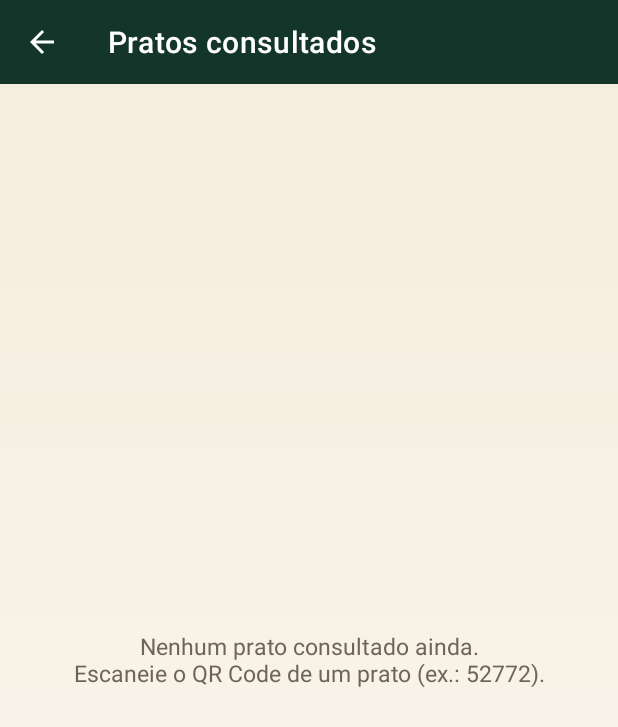
After one commit to ClaudioMatheusDev/QRCodeCM_Android, an Android app: the HistoricoActivity screen opened directly, with no data from a screen before it, on a phone screen of 412 x 824 dp. The commit adds this screen. Shown: the top 727 px of the screen. Run offline under Robolectric (Android 15) with nearby library versions, the phone set to English and light mode, and no system bars.

Commit message:
feat: add history and detail views for scanned dishes
- Implemented HistoricoActivity to display a list of scanned dishes from SQLite.
- Created DetalheConsultaActivity to show detailed information about a selected dish.
- Updated MainActivity to include a button for accessing the history of scanned dishes.
- Added MealDbClient for querying dish details from TheMealDB API.
- Introduced ConsultaPrato model to represent dish data stored in the database.
- Enhanced MainViewModel to handle dish scanning and querying.
- Updated database schema with BancoHelper and ConsultaDao for managing dish history.
- Added UI elements in XML for history and detail views.
- Included string resources for new features and messages.
- Added unit tests for Prato utility class to validate dish ID extraction.

```diff
--- /dev/null
+++ b/app/src/main/java/com/example/qrcodeapp/HistoricoActivity.kt
@@ -0,0 +1,88 @@
+package com.example.qrcodeapp
+
+import android.content.Intent
+import android.os.Bundle
+import android.widget.AdapterView
+import android.widget.ArrayAdapter
+import androidx.appcompat.app.AppCompatActivity
+import androidx.core.view.isVisible
+import com.example.qrcodeapp.databinding.ActivityHistoricoBinding
+import com.example.qrcodeapp.db.ConsultaDao
+import com.example.qrcodeapp.model.ConsultaPrato
+
+/**
+ * Lista o histórico de pratos consultados (gravado no SQLite) em uma ListView.
+ * Ao tocar em um item, abre a [DetalheConsultaActivity] com os dados num Bundle.
+ */
+class HistoricoActivity : AppCompatActivity() {
+
+    private lateinit var binding: ActivityHistoricoBinding
+    private lateinit var dao: ConsultaDao
+
+    private val consultas = mutableListOf<ConsultaPrato>()
+    private lateinit var adapter: ArrayAdapter<ConsultaPrato>
+
+    override fun onCreate(savedInstanceState: Bundle?) {
+        super.onCreate(savedInstanceState)
+        binding = ActivityHistoricoBinding.inflate(layoutInflater)
+        setContentView(binding.root)
+
+        setSupportActionBar(binding.toolbar)
+        supportActionBar?.title = getString(R.string.titulo_historico)
+        supportActionBar?.setDisplayHomeAsUpEnabled(true)
+
+        dao = ConsultaDao(applicationContext)
+
+        // ArrayAdapter usa o toString() de ConsultaPrato para o texto de cada linha
+        adapter = ArrayAdapter(this, android.R.layout.simple_list_item_1, consultas)
+        binding.listaHistorico.adapter = adapter
+
+        // Evento de clique: abre a tela de detalhes passando o registro num Bundle
+        binding.listaHistorico.onItemClickListener =
+            AdapterView.OnItemClickListener { _, _, posicao, _ ->
+                abrirDetalhes(consultas[posicao])
+            }
+    }
+
+    override fun onResume() {
+        super.onResume()
+        carregarHistorico()
+    }
+
+    /** Lê o banco numa Thread secundária e atualiza a ListView na UI Thread. */
+    private fun carregarHistorico() {
+        Thread {
+            val registros = dao.listarTodas()
+            runOnUiThread {
+                if (isFinishing || isDestroyed) return@runOnUiThread
+                consultas.clear()
+                consultas.addAll(registros)
+                adapter.notifyDataSetChanged()
+                binding.listaHistorico.isVisible = registros.isNotEmpty()
+                binding.txtVazio.isVisible = registros.isEmpty()
+            }
+        }.start()
+    }
+
+    private fun abrirDetalhes(consulta: ConsultaPrato) {
+        val dados = Bundle().apply {
+            putLong(DetalheConsultaActivity.EXTRA_ID, consulta.id)
+            putString(DetalheConsultaActivity.EXTRA_QR_CODE, consulta.qrCode)
+            putString(DetalheConsultaActivity.EXTRA_ID_PRATO, consulta.idPrato)
+            putString(DetalheConsultaActivity.EXTRA_NOME, consulta.nome)
+            putString(DetalheConsultaActivity.EXTRA_CATEGORIA, consulta.categoria)
+            putString(DetalheConsultaActivity.EXTRA_ORIGEM, consulta.origem)
+            putString(DetalheConsultaActivity.EXTRA_INGREDIENTES, consulta.ingredientes)
+            putString(DetalheConsultaActivity.EXTRA_INSTRUCOES, consulta.instrucoes)
+            putString(DetalheConsultaActivity.EXTRA_DATA_HORA, consulta.dataHora)
+        }
+        val intent = Intent(this, DetalheConsultaActivity::class.java)
+        intent.putExtras(dados)
+        startActivity(intent)
+    }
+
+    override fun onSupportNavigateUp(): Boolean {
+        finish()
+        return true
+    }
+}
--- /dev/null
+++ b/app/src/main/java/com/example/qrcodeapp/db/BancoHelper.kt
@@ -0,0 +1,57 @@
+package com.example.qrcodeapp.db
+
+import android.content.Context
+import android.database.sqlite.SQLiteDatabase
+import android.database.sqlite.SQLiteOpenHelper
+
+/**
+ * Cria e atualiza o banco SQLite local do app.
+ */
+class BancoHelper(context: Context) :
+    SQLiteOpenHelper(context, NOME_BANCO, null, VERSAO_BANCO) {
+
+    /** Chamado só na primeira vez em que o banco é aberto: cria as tabelas. */
+    override fun onCreate(db: SQLiteDatabase) {
+        db.execSQL(
+            """
+            CREATE TABLE $TABELA_HISTORICO (
+                $COL_ID           INTEGER PRIMARY KEY AUTOINCREMENT,
+                $COL_QR_CODE      TEXT NOT NULL,
+                $COL_ID_PRATO     TEXT NOT NULL,
+                $COL_NOME         TEXT NOT NULL,
+                $COL_CATEGORIA    TEXT,
+                $COL_ORIGEM       TEXT,
+                $COL_INGREDIENTES TEXT,
+                $COL_INSTRUCOES   TEXT,
+                $COL_DATA_HORA    TEXT NOT NULL
+            )
+            """.trimIndent()
+        )
+    }
+
+    /**
+     * Chamado quando VERSAO_BANCO aumenta. Como é só um histórico, a estratégia
+     * mais simples é apagar e recriar a tabela.
+     * (Versão 1 guardava consultas de CEP; versão 2 guarda pratos.)
+     */
+    override fun onUpgrade(db: SQLiteDatabase, versaoAntiga: Int, versaoNova: Int) {
+        db.execSQL("DROP TABLE IF EXISTS $TABELA_HISTORICO")
+        onCreate(db)
+    }
+
+    companion object {
+        private const val NOME_BANCO = "consultas_qr.db"
+        private const val VERSAO_BANCO = 2
+
+        const val TABELA_HISTORICO = "historico"
+        const val COL_ID = "_id"
+        const val COL_QR_CODE = "qr_code"
+        const val COL_ID_PRATO = "id_prato"
+        const val COL_NOME = "nome"
+        const val COL_CATEGORIA = "categoria"
+        const val COL_ORIGEM = "origem"
+        const val COL_INGREDIENTES = "ingredientes"
+        const val COL_INSTRUCOES = "instrucoes"
+        const val COL_DATA_HORA = "data_hora"
+    }
+}
--- /dev/null
+++ b/app/src/main/java/com/example/qrcodeapp/db/ConsultaDao.kt
@@ -0,0 +1,70 @@
+package com.example.qrcodeapp.db
+
+import android.content.ContentValues
+import android.content.Context
+import android.database.Cursor
+import com.example.qrcodeapp.db.BancoHelper.Companion.COL_CATEGORIA
+import com.example.qrcodeapp.db.BancoHelper.Companion.COL_DATA_HORA
+import com.example.qrcodeapp.db.BancoHelper.Companion.COL_ID
+import com.example.qrcodeapp.db.BancoHelper.Companion.COL_ID_PRATO
+import com.example.qrcodeapp.db.BancoHelper.Companion.COL_INGREDIENTES
+import com.example.qrcodeapp.db.BancoHelper.Companion.COL_INSTRUCOES
+import com.example.qrcodeapp.db.BancoHelper.Companion.COL_NOME
+import com.example.qrcodeapp.db.BancoHelper.Companion.COL_ORIGEM
+import com.example.qrcodeapp.db.BancoHelper.Companion.COL_QR_CODE
+import com.example.qrcodeapp.db.BancoHelper.Companion.TABELA_HISTORICO
+import com.example.qrcodeapp.model.ConsultaPrato
+
+/**
+ * DAO (Data Access Object): único ponto do app que lê e grava a tabela
+ * "historico". As telas não escrevem SQL; só chamam estes métodos.
+ */
+class ConsultaDao(context: Context) {
+
+    private val helper = BancoHelper(context.applicationContext)
+
+    /** Grava uma consulta bem-sucedida. Retorna o id gerado (ou -1 se falhar). */
+    fun inserir(consulta: ConsultaPrato): Long {
+        val valores = ContentValues().apply {
+            put(COL_QR_CODE, consulta.qrCode)
+            put(COL_ID_PRATO, consulta.idPrato)
+            put(COL_NOME, consulta.nome)
+            put(COL_CATEGORIA, consulta.categoria)
+            put(COL_ORIGEM, consulta.origem)
+            put(COL_INGREDIENTES, consulta.ingredientes)
+            put(COL_INSTRUCOES, consulta.instrucoes)
+            put(COL_DATA_HORA, consulta.dataHora)
+        }
+        return helper.writableDatabase.insert(TABELA_HISTORICO, null, valores)
+    }
+
+    /** Lê todas as consultas (mais recentes primeiro) percorrendo um Cursor. */
+    fun listarTodas(): List<ConsultaPrato> {
+        val lista = mutableListOf<ConsultaPrato>()
+        val cursor: Cursor = helper.readableDatabase.query(
+            TABELA_HISTORICO,
+            null,                 // todas as colunas
+            null, null,           // sem WHERE
+            null, null,           // sem GROUP BY / HAVING
+            "$COL_ID DESC"        // ORDER BY
+        )
+        cursor.use { c ->
+            while (c.moveToNext()) {
+                lista.add(
+                    ConsultaPrato(
+                        id = c.getLong(c.getColumnIndexOrThrow(COL_ID)),
+                        qrCode = c.getString(c.getColumnIndexOrThrow(COL_QR_CODE)),
+                        idPrato = c.getString(c.getColumnIndexOrThrow(COL_ID_PRATO)),
+                        nome = c.getString(c.getColumnIndexOrThrow(COL_NOME)),
+                        categoria = c.getString(c.getColumnIndexOrThrow(COL_CATEGORIA)).orEmpty(),
+                        origem = c.getString(c.getColumnIndexOrThrow(COL_ORIGEM)).orEmpty(),
+                        ingredientes = c.getString(c.getColumnIndexOrThrow(COL_INGREDIENTES)).orEmpty(),
+                        instrucoes = c.getString(c.getColumnIndexOrThrow(COL_INSTRUCOES)).orEmpty(),
+                        dataHora = c.getString(c.getColumnIndexOrThrow(COL_DATA_HORA))
+                    )
+                )
+            }
+        }
+        return lista
+    }
+}
--- /dev/null
+++ b/app/src/main/res/layout/activity_historico.xml
@@ -0,0 +1,35 @@
+<?xml version="1.0" encoding="utf-8"?>
+<LinearLayout xmlns:android="http://schemas.android.com/apk/res/android"
+    android:layout_width="match_parent"
+    android:layout_height="match_parent"
+    android:orientation="vertical">
+
+    <com.google.android.material.appbar.MaterialToolbar
+        android:id="@+id/toolbar"
+        android:layout_width="match_parent"
+        android:layout_height="?attr/actionBarSize"
+        android:background="@color/brand_700"
+        android:theme="@style/ThemeOverlay.MaterialComponents.Dark.ActionBar" />
+
+    <ListView
+        android:id="@+id/listaHistorico"
+        android:layout_width="match_parent"
+        android:layout_height="0dp"
+        android:layout_weight="1"
+        android:divider="@color/outline"
+        android:dividerHeight="1dp" />
+
+    <!-- Mostrado quando o banco ainda não tem consultas -->
+    <TextView
+        android:id="@+id/txtVazio"
+        android:layout_width="match_parent"
+        android:layout_height="0dp"
+        android:layout_weight="1"
+        android:gravity="center"
+        android:padding="24dp"
+        android:text="@string/historico_vazio"
+        android:textColor="@color/text_secondary"
+        android:textSize="15sp"
+        android:visibility="gone" />
+
+</LinearLayout>
```
Also changed, not shown: app/src/main/AndroidManifest.xml (+11 -0 lines), app/src/main/java/com/example/qrcodeapp/DetalheConsultaActivity.kt (added, +61 -0 lines), app/src/main/java/com/example/qrcodeapp/MainActivity.kt (+74 -1 lines), app/src/main/java/com/example/qrcodeapp/MainViewModel.kt (+12 -1 lines), app/src/main/java/com/example/qrcodeapp/api/MealDbClient.kt (added, +110 -0 lines), app/src/main/java/com/example/qrcodeapp/model/ConsultaPrato.kt (added, +23 -0 lines), app/src/main/java/com/example/qrcodeapp/util/Prato.kt (added, +17 -0 lines), app/src/main/res/layout/activity_detalhe_consulta.xml (added, +31 -0 lines), app/src/main/res/layout/activity_main.xml (+30 -0 lines), app/src/main/res/values/strings.xml (+11 -0 lines), 2 other files.
